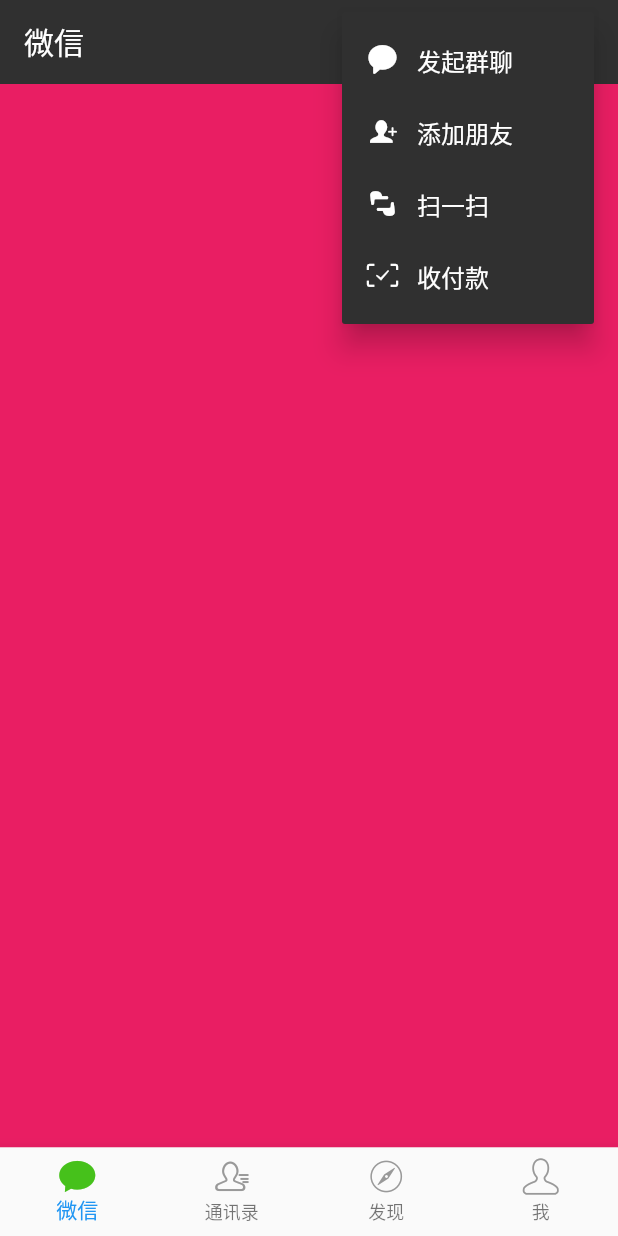
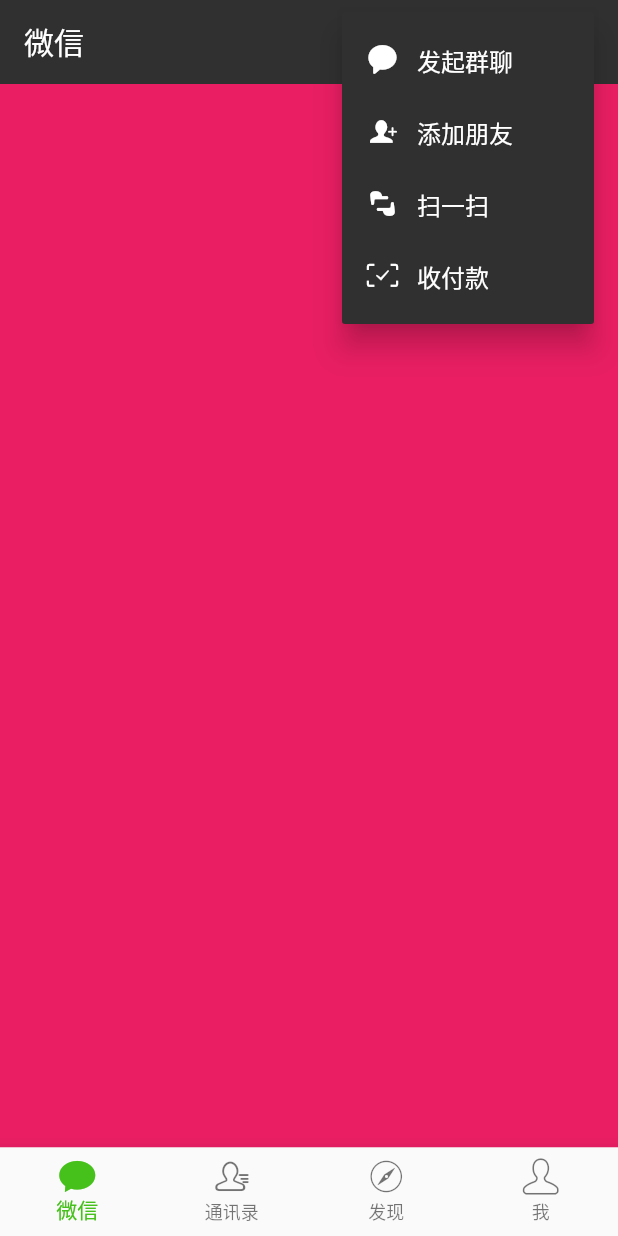
Before and after one commit to zhaoqiyin/wechat_clone, a Flutter app: the screen it shows after launch, after a tap on an icon or button, on a phone screen of 412 x 824 dp. Run offline on Flutter 3.47's test engine with Material 2 defaults, Android fonts, the phone set to English and light mode, and no system bars.

Commit message:
修改底部导航栏选中时的颜色设置

```diff
--- a/lib/home/home_screen.dart
+++ b/lib/home/home_screen.dart
@@ -7,22 +7,13 @@ enum ActionItems {
 }
 
 class NavigationIconView {
-  final String _title;
-  final IconData _icon;
-  final IconData _activeIcon;
   final BottomNavigationBarItem item;
 
   NavigationIconView({Key key, String title, IconData icon, IconData activeIcon}) :
-    _title = title,
-    _icon = icon,
-    _activeIcon = activeIcon,
     item = BottomNavigationBarItem(
-      icon: Icon(icon, color: Color(AppColors.TabIconNormal)),
-      activeIcon: Icon(activeIcon, color: Color(AppColors.TabIconActive)),
-      title: Text(title, style: TextStyle(
-        fontSize: 14.0,
-        color: Color(AppColors.TabIconNormal)
-      ),),
+      icon: Icon(icon,),
+      activeIcon: Icon(activeIcon),
+      title: Text(title),
       backgroundColor: Colors.white
     );
 }
@@ -101,6 +92,7 @@ class _HomeScreenState extends State<HomeScreen> {
   @override
   Widget build(BuildContext context) {
     final BottomNavigationBar botNavBar = BottomNavigationBar(
+      fixedColor: const Color(AppColors.TabIconActive),
       items: _navigationViews.map((NavigationIconView view){
         return view.item;
       }).toList(),
```
